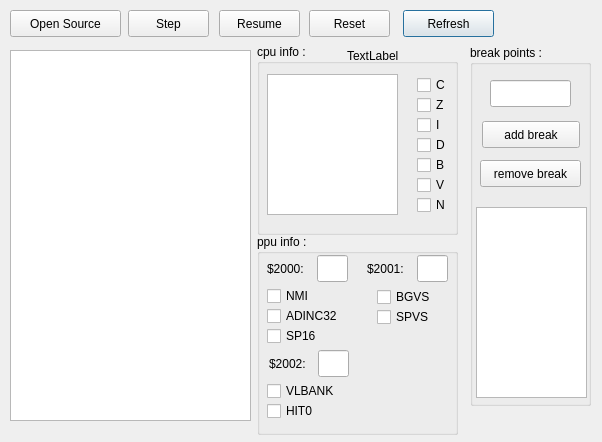
This is qtmain/debugdialog.ui in zbc6063054/nes as Qt 5 draws it before an edit. The edited form follows.
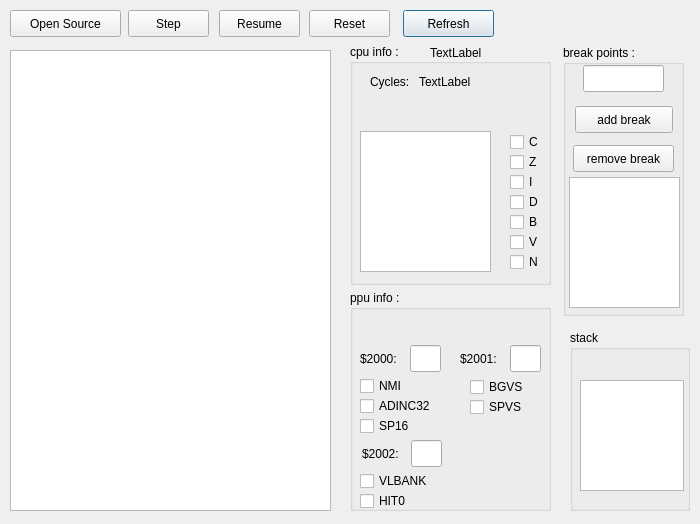
This is the edited form.

Patch:
```diff
--- a/qtmain/debugdialog.ui
+++ b/qtmain/debugdialog.ui
@@ -6,8 +6,8 @@
    <rect>
     <x>0</x>
     <y>0</y>
-    <width>602</width>
-    <height>442</height>
+    <width>700</width>
+    <height>524</height>
    </rect>
   </property>
   <property name="windowTitle">
@@ -18,18 +18,18 @@
     <rect>
      <x>10</x>
      <y>50</y>
-     <width>241</width>
-     <height>371</height>
+     <width>321</width>
+     <height>461</height>
     </rect>
    </property>
   </widget>
   <widget class="QGroupBox" name="groupBox">
    <property name="geometry">
     <rect>
-     <x>257</x>
+     <x>350</x>
      <y>44</y>
      <width>201</width>
-     <height>191</height>
+     <height>241</height>
     </rect>
    </property>
    <property name="title">
@@ -42,7 +42,7 @@
     <property name="geometry">
      <rect>
       <x>10</x>
-      <y>30</y>
+      <y>87</y>
       <width>131</width>
       <height>141</height>
      </rect>
@@ -52,7 +52,7 @@
     <property name="geometry">
      <rect>
       <x>160</x>
-      <y>70</y>
+      <y>127</y>
       <width>41</width>
       <height>22</height>
      </rect>
@@ -65,7 +65,7 @@
     <property name="geometry">
      <rect>
       <x>160</x>
-      <y>50</y>
+      <y>107</y>
       <width>41</width>
       <height>22</height>
      </rect>
@@ -78,7 +78,7 @@
     <property name="geometry">
      <rect>
       <x>160</x>
-      <y>110</y>
+      <y>167</y>
       <width>41</width>
       <height>22</height>
      </rect>
@@ -91,7 +91,7 @@
     <property name="geometry">
      <rect>
       <x>160</x>
-      <y>150</y>
+      <y>207</y>
       <width>41</width>
       <height>22</height>
      </rect>
@@ -104,7 +104,7 @@
     <property name="geometry">
      <rect>
       <x>160</x>
-      <y>130</y>
+      <y>187</y>
       <width>41</width>
       <height>22</height>
      </rect>
@@ -117,7 +117,7 @@
     <property name="geometry">
      <rect>
       <x>160</x>
-      <y>30</y>
+      <y>87</y>
       <width>41</width>
       <height>22</height>
      </rect>
@@ -130,7 +130,7 @@
     <property name="geometry">
      <rect>
       <x>160</x>
-      <y>90</y>
+      <y>147</y>
       <width>41</width>
       <height>22</height>
      </rect>
@@ -142,8 +142,8 @@
    <widget class="QLabel" name="labelCpustate">
     <property name="geometry">
      <rect>
-      <x>90</x>
-      <y>3</y>
+      <x>80</x>
+      <y>0</y>
       <width>66</width>
       <height>17</height>
      </rect>
@@ -155,14 +155,40 @@
      <string>TextLabel</string>
     </property>
    </widget>
+   <widget class="QLabel" name="label_4">
+    <property name="geometry">
+     <rect>
+      <x>20</x>
+      <y>30</y>
+      <width>51</width>
+      <height>16</height>
+     </rect>
+    </property>
+    <property name="text">
+     <string>Cycles:</string>
+    </property>
+   </widget>
+   <widget class="QLabel" name="labelCycles">
+    <property name="geometry">
+     <rect>
+      <x>69</x>
+      <y>32</y>
+      <width>54</width>
+      <height>12</height>
+     </rect>
+    </property>
+    <property name="text">
+     <string>TextLabel</string>
+    </property>
+   </widget>
   </widget>
   <widget class="QGroupBox" name="groupBox_2">
    <property name="geometry">
     <rect>
-     <x>257</x>
-     <y>234</y>
+     <x>350</x>
+     <y>290</y>
      <width>201</width>
-     <height>201</height>
+     <height>221</height>
     </rect>
    </property>
    <property name="title">
@@ -172,7 +198,7 @@
     <property name="geometry">
      <rect>
       <x>10</x>
-      <y>51</y>
+      <y>85</y>
       <width>61</width>
       <height>22</height>
      </rect>
@@ -185,7 +211,7 @@
     <property name="geometry">
      <rect>
       <x>10</x>
-      <y>146</y>
+      <y>180</y>
       <width>91</width>
       <height>22</height>
      </rect>
@@ -198,7 +224,7 @@
     <property name="geometry">
      <rect>
       <x>10</x>
-      <y>166</y>
+      <y>200</y>
       <width>91</width>
       <height>22</height>
      </rect>
@@ -211,7 +237,7 @@
     <property name="geometry">
      <rect>
       <x>120</x>
-      <y>52</y>
+      <y>86</y>
       <width>91</width>
       <height>22</height>
      </rect>
@@ -224,7 +250,7 @@
     <property name="geometry">
      <rect>
       <x>120</x>
-      <y>72</y>
+      <y>106</y>
       <width>91</width>
       <height>22</height>
      </rect>
@@ -237,7 +263,7 @@
     <property name="geometry">
      <rect>
       <x>10</x>
-      <y>71</y>
+      <y>105</y>
       <width>111</width>
       <height>22</height>
      </rect>
@@ -250,7 +276,7 @@
     <property name="geometry">
      <rect>
       <x>10</x>
-      <y>91</y>
+      <y>125</y>
       <width>111</width>
       <height>22</height>
      </rect>
@@ -263,7 +289,7 @@
     <property name="geometry">
      <rect>
       <x>10</x>
-      <y>26</y>
+      <y>60</y>
       <width>51</width>
       <height>17</height>
      </rect>
@@ -276,7 +302,7 @@
     <property name="geometry">
      <rect>
       <x>110</x>
-      <y>26</y>
+      <y>60</y>
       <width>51</width>
       <height>17</height>
      </rect>
@@ -289,7 +315,7 @@
     <property name="geometry">
      <rect>
       <x>12</x>
-      <y>121</y>
+      <y>155</y>
       <width>51</width>
       <height>17</height>
      </rect>
@@ -302,7 +328,7 @@
     <property name="geometry">
      <rect>
       <x>60</x>
-      <y>21</y>
+      <y>55</y>
       <width>31</width>
       <height>27</height>
      </rect>
@@ -318,7 +344,7 @@
     <property name="geometry">
      <rect>
       <x>160</x>
-      <y>21</y>
+      <y>55</y>
       <width>31</width>
       <height>27</height>
      </rect>
@@ -334,7 +360,7 @@
     <property name="geometry">
      <rect>
       <x>61</x>
-      <y>116</y>
+      <y>150</y>
       <width>31</width>
       <height>27</height>
      </rect>
@@ -389,10 +415,10 @@
   <widget class="QGroupBox" name="groupBox_3">
    <property name="geometry">
     <rect>
-     <x>470</x>
+     <x>563</x>
      <y>45</y>
      <width>121</width>
-     <height>361</height>
+     <height>271</height>
     </rect>
    </property>
    <property name="title">
@@ -402,9 +428,9 @@
     <property name="geometry">
      <rect>
       <x>6</x>
-      <y>162</y>
+      <y>132</y>
       <width>111</width>
-      <height>191</height>
+      <height>131</height>
      </rect>
     </property>
    </widget>
@@ -412,7 +438,7 @@
     <property name="geometry">
      <rect>
       <x>20</x>
-      <y>35</y>
+      <y>20</y>
       <width>81</width>
       <height>27</height>
      </rect>
@@ -422,7 +448,7 @@
     <property name="geometry">
      <rect>
       <x>12</x>
-      <y>76</y>
+      <y>61</y>
       <width>98</width>
       <height>27</height>
      </rect>
@@ -435,7 +461,7 @@
     <property name="geometry">
      <rect>
       <x>10</x>
-      <y>115</y>
+      <y>100</y>
       <width>101</width>
       <height>27</height>
      </rect>
@@ -471,6 +497,40 @@
     <string>Resume</string>
    </property>
   </widget>
+  <widget class="QTextEdit" name="txtStack">
+   <property name="geometry">
+    <rect>
+     <x>580</x>
+     <y>380</y>
+     <width>104</width>
+     <height>111</height>
+    </rect>
+   </property>
+  </widget>
+  <widget class="QGroupBox" name="groupBox_4">
+   <property name="geometry">
+    <rect>
+     <x>570</x>
+     <y>330</y>
+     <width>120</width>
+     <height>181</height>
+    </rect>
+   </property>
+   <property name="title">
+    <string>stack</string>
+   </property>
+  </widget>
+  <zorder>groupBox_4</zorder>
+  <zorder>listSource</zorder>
+  <zorder>groupBox</zorder>
+  <zorder>groupBox_2</zorder>
+  <zorder>btnRefresh</zorder>
+  <zorder>btnRest</zorder>
+  <zorder>btnOpenFile</zorder>
+  <zorder>groupBox_3</zorder>
+  <zorder>btnStep</zorder>
+  <zorder>btnEmuBreak</zorder>
+  <zorder>txtStack</zorder>
  </widget>
  <resources/>
  <connections/>
```
